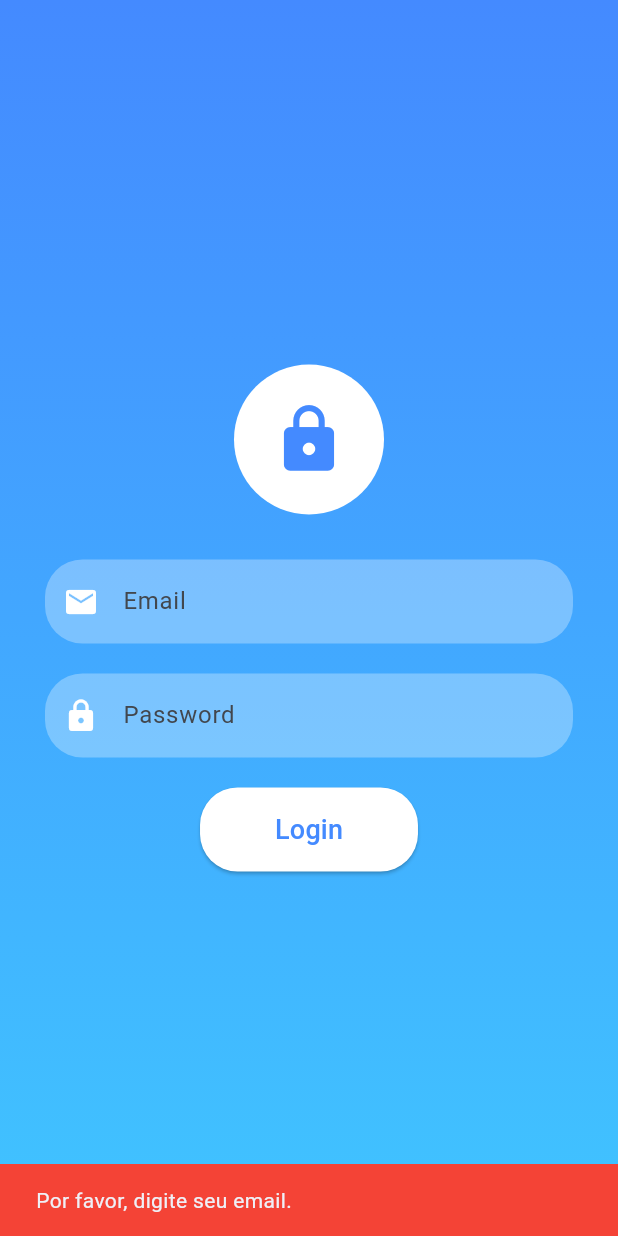
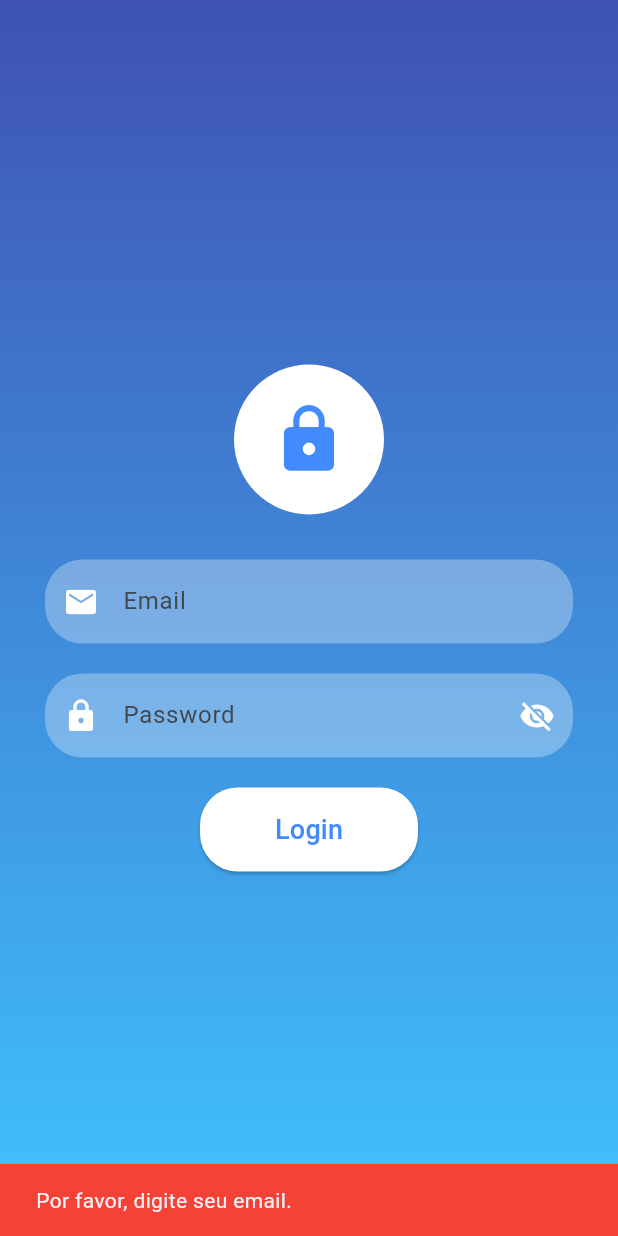
Before and after one commit to EliasPacheco/corenproject, a Flutter app: the screen it shows after launch, after a tap on "Login", on a phone screen of 412 x 824 dp. Run offline on Flutter 3.47's test engine with Material 3 defaults, Android fonts, the phone set to English and light mode, and no system bars; our stand-ins replace cloud_firestore, firebase_auth, firebase_core, flutter_spinkit; accounts and stored records are empty.

Commit message:
add splashscreen

```diff
--- /dev/null
+++ b/lib/SplashScreen.dart
@@ -0,0 +1,71 @@
+import 'dart:async';
+import 'package:corenproject/sign/LoginScreen.dart';
+import 'package:flutter/material.dart';
+import 'package:flutter/services.dart';
+import 'package:flutter_spinkit/flutter_spinkit.dart';
+
+class SplashScreen extends StatefulWidget {
+  @override
+  _SplashScreenState createState() => _SplashScreenState();
+}
+
+class _SplashScreenState extends State<SplashScreen> with SingleTickerProviderStateMixin{
+  @override
+  void initState() {
+    super.initState();
+    SystemChrome.setEnabledSystemUIMode(SystemUiMode.immersive);
+    Future.delayed(Duration(seconds: 5), () {
+      Navigator.pushReplacement(
+        context,
+        MaterialPageRoute(builder: (context) => LoginScreen()),
+      );
+    });
+
+  }
+
+  @override
+  void dispose() {
+    SystemChrome.setEnabledSystemUIMode(SystemUiMode.manual,
+      overlays: SystemUiOverlay.values);
+    super.dispose();
+  }
+
+  @override
+  Widget build(BuildContext context) {
+    return Scaffold(
+      body: Container(
+        width: double.infinity,
+        decoration: BoxDecoration(
+          gradient: LinearGradient(colors: [Colors.indigo, Colors.blue],
+          begin: Alignment.topCenter,
+          end: Alignment.bottomCenter,
+          ),
+
+        ),
+        child: Stack(
+        fit: StackFit.expand,
+        children: [
+          // Exibindo a imagem desejada (substitua 'sua_imagem.png' pelo caminho da sua imagem)
+          Image.asset(
+            'assets/coren.png',
+            fit: BoxFit.contain,
+          ),
+
+          // Indicador de progresso circular
+          Positioned(
+            bottom: 50.0, // Ajuste a posição vertical conforme necessário
+            left: 0,
+            right: 0,
+            child: Center(
+              child: SpinKitCircle(
+                color: Colors.white, // Cor do indicador
+                size: 70.0, // Tamanho do indicador
+              ),
+            ),
+          ),
+        ],
+      ),
+      )
+    );
+  }
+}
--- a/lib/main.dart
+++ b/lib/main.dart
@@ -1,3 +1,4 @@
+import 'package:corenproject/SplashScreen.dart';
 import 'package:corenproject/sign/LoginScreen.dart';
 import 'package:flutter/material.dart';
 import 'package:firebase_core/firebase_core.dart';
@@ -24,7 +25,7 @@ class MyApp extends StatelessWidget {
         useMaterial3: true,
       ),
       debugShowCheckedModeBanner: false,
-      home: LoginScreen(),
+      home: SplashScreen(),
     );
   }
 }
--- a/lib/paciente/PacienteScreen.dart
+++ b/lib/paciente/PacienteScreen.dart
@@ -76,7 +76,7 @@ class _PacienteScreenState extends State<PacienteScreen> {
       appBar: AppBar(
         centerTitle: true,
         title: Text(
-          'Lista de Pacientes',
+          'Meus Pacientes',
           style: TextStyle(
             color: Colors.white,
             fontWeight: FontWeight.bold,
--- a/lib/sign/LoginScreen.dart
+++ b/lib/sign/LoginScreen.dart
@@ -14,6 +14,7 @@ class _LoginScreenState extends State<LoginScreen> {
   final TextEditingController _passwordController = TextEditingController();
 
   bool _isLoading = false;
+  bool _isPasswordVisible = false;
 
   Future<void> _login(BuildContext context) async {
     try {
@@ -95,7 +96,7 @@ class _LoginScreenState extends State<LoginScreen> {
           gradient: LinearGradient(
             begin: Alignment.topCenter,
             end: Alignment.bottomCenter,
-            colors: [Colors.blueAccent, Colors.lightBlueAccent],
+            colors: [Colors.indigo, Colors.lightBlueAccent],
           ),
         ),
         child: Center(
@@ -133,6 +134,17 @@ class _LoginScreenState extends State<LoginScreen> {
                   decoration: InputDecoration(
                     labelText: 'Password',
                     prefixIcon: Icon(Icons.lock, color: Colors.white),
+                    suffixIcon: IconButton(
+                      icon: Icon(
+                        _isPasswordVisible ? Icons.visibility : Icons.visibility_off,
+                        color: Colors.white,
+                      ),
+                      onPressed: () {
+                        setState(() {
+                          _isPasswordVisible = !_isPasswordVisible;
+                        });
+                      },
+                    ),
                     filled: true,
                     fillColor: Colors.white.withOpacity(0.3),
                     border: OutlineInputBorder(
@@ -140,7 +152,7 @@ class _LoginScreenState extends State<LoginScreen> {
                       borderSide: BorderSide.none,
                     ),
                   ),
-                  obscureText: true,
+                  obscureText: !_isPasswordVisible, // Mostrar/ocultar a senha com base na variável _isPasswordVisible
                 ),
                 SizedBox(height: 20.0),
                 ElevatedButton(
--- a/pubspec.yaml
+++ b/pubspec.yaml
@@ -40,6 +40,8 @@ dependencies:
   firebase_storage: ^11.6.9
   firebase_auth: ^4.17.8
 
+  flutter_spinkit: ^5.1.0
+
 dev_dependencies:
   flutter_test:
     sdk: flutter
@@ -63,8 +65,8 @@ flutter:
   uses-material-design: true
 
   # To add assets to your application, add an assets section, like this:
-  # assets:
-  #   - images/a_dot_burr.jpeg
+  assets:
+    - assets/
   #   - images/a_dot_ham.jpeg
 
   # An image asset can refer to one or more resolution-specific "variants", see
```
Also changed, not shown: assets/coren.png (added), pubspec.lock.
